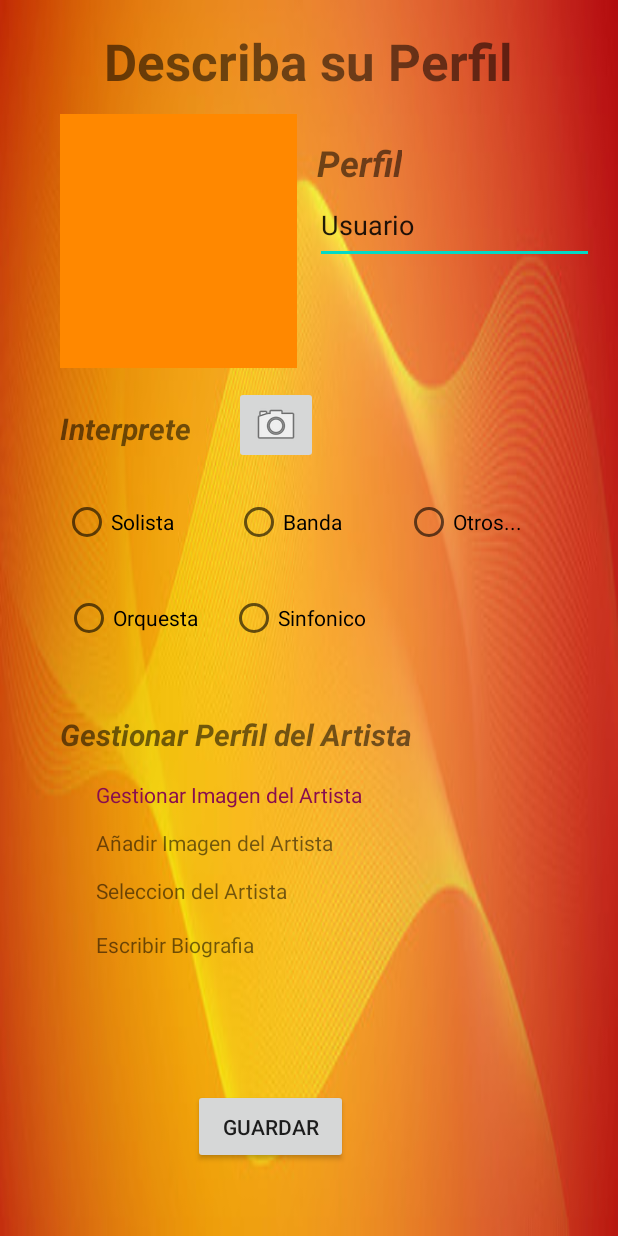
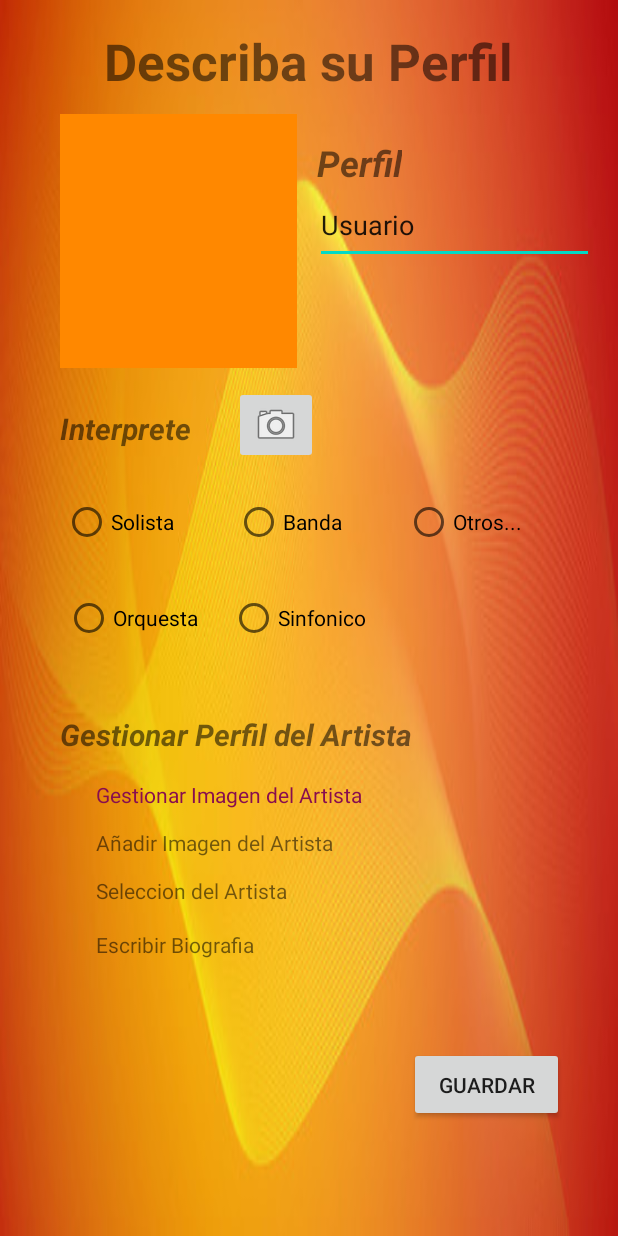
Before and after one commit to williamtocto/alaja_music, an Android app: the Descripcion_Artista screen opened directly, with no data from a screen before it, on a phone screen of 412 x 824 dp. Run offline under Robolectric (Android 15) with nearby library versions, the phone set to English and light mode, and no system bars.

Commit message:
ubicacion de boton guardar

```diff
--- a/app/src/main/res/layout/activity_descripcion_artista.xml
+++ b/app/src/main/res/layout/activity_descripcion_artista.xml
@@ -171,12 +171,13 @@
         android:id="@+id/button8"
         android:layout_width="103dp"
         android:layout_height="50dp"
-            android:layout_marginEnd="180dp"
-            android:layout_marginBottom="48dp"
+        android:layout_marginEnd="36dp"
+        android:layout_marginBottom="76dp"
+        android:onClick="album"
         android:text="GUARDAR"
-            android:onClick="album"
         app:layout_constraintBottom_toBottomOf="parent"
-            app:layout_constraintEnd_toEndOf="parent"/>
+        app:layout_constraintEnd_toEndOf="parent" />
+
     <ImageView
         android:id="@+id/imageViewCaptura"
         android:layout_width="158dp"
@@ -198,13 +199,17 @@
         app:layout_constraintTop_toBottomOf="@+id/imageViewCaptura"
         app:srcCompat="@android:drawable/ic_menu_camera"
         tools:ignore="SpeakableTextPresentCheck" />
+
     <ProgressBar
+        android:id="@+id/progressBar"
         style="?android:attr/progressBarStyle"
         android:layout_width="40dp"
         android:layout_height="38dp"
-            android:id="@+id/progressBar"
-            tools:ignore="MissingConstraints" app:layout_constraintStart_toStartOf="parent"
-            app:layout_constraintEnd_toEndOf="parent" app:layout_constraintBottom_toBottomOf="parent"
-            app:layout_constraintTop_toBottomOf="@+id/button8" app:layout_constraintVertical_bias="0.111"
-            app:layout_constraintHorizontal_bias="0.502"/>
+        app:layout_constraintBottom_toBottomOf="parent"
+        app:layout_constraintEnd_toEndOf="parent"
+        app:layout_constraintHorizontal_bias="0.83"
+        app:layout_constraintStart_toStartOf="parent"
+        app:layout_constraintTop_toBottomOf="@+id/button8"
+        app:layout_constraintVertical_bias="0.0"
+        tools:ignore="MissingConstraints" />
 </android.support.constraint.ConstraintLayout>
```
Lines whose indentation alone changed are shown as unchanged.
